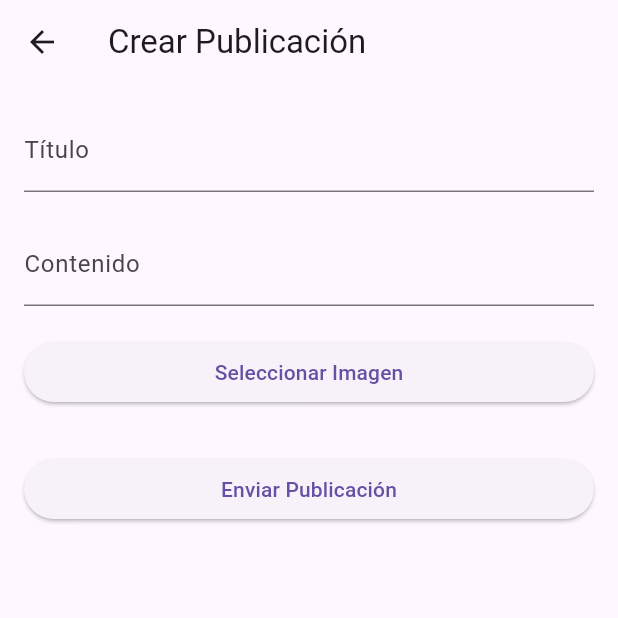
After one commit to andresjuarez1/Social-network-app, a Flutter app: the LandingPage screen opened directly, after a tap on "Crear Post", on a phone screen of 412 x 824 dp, the top half of it. The commit adds this screen. Run offline on Flutter 3.47's test engine with Material 3 defaults, Android fonts, the phone set to English and light mode, and no system bars; our stand-ins replace image_picker.

Commit message:
create post

```diff
--- /dev/null
+++ b/lib/createPost/create_post_page.dart
@@ -0,0 +1,90 @@
+import 'dart:io';
+
+import 'package:flutter/material.dart';
+import 'package:image_picker/image_picker.dart';
+
+class CreatePostPage extends StatefulWidget {
+  @override
+  _CreatePostPageState createState() => _CreatePostPageState();
+}
+
+class _CreatePostPageState extends State<CreatePostPage> {
+  final TextEditingController _titleController = TextEditingController();
+  final TextEditingController _contentController = TextEditingController();
+  File? _image;
+  final picker = ImagePicker();
+
+  Future getImage() async {
+    final pickedFile = await picker.pickImage(source: ImageSource.gallery);
+
+    setState(() {
+      if (pickedFile != null) {
+        _image = File(pickedFile.path);
+      } else {
+        print('No se seleccionó ninguna imagen.');
+      }
+    });
+  }
+
+  void _submitPost() {
+    // Enviar la publicación al servidor
+    String title = _titleController.text;
+    String content = _contentController.text;
+
+    if (_image != null) {
+      print('Ruta de la imagen: ${_image!.path}');
+    }
+
+    print('Título: $title');
+    print('Contenido: $content');
+    Navigator.pop(context);
+  }
+
+  @override
+  Widget build(BuildContext context) {
+    return Scaffold(
+      appBar: AppBar(
+        title: Text('Crear Publicación'),
+      ),
+      body: Padding(
+        padding: const EdgeInsets.all(16.0),
+        child: Column(
+          crossAxisAlignment: CrossAxisAlignment.stretch,
+          children: [
+            TextFormField(
+              controller: _titleController,
+              decoration: InputDecoration(
+                labelText: 'Título',
+              ),
+            ),
+            SizedBox(height: 20),
+            TextFormField(
+              controller: _contentController,
+              decoration: InputDecoration(
+                labelText: 'Contenido',
+              ),
+              maxLines: null,
+            ),
+            SizedBox(height: 20),
+            ElevatedButton(
+              onPressed: getImage,
+              child: Text('Seleccionar Imagen'),
+            ),
+            SizedBox(height: 10),
+            _image != null
+                ? Image.file(
+                    _image!,
+                    height: 150,
+                  )
+                : SizedBox(),
+            SizedBox(height: 20),
+            ElevatedButton(
+              onPressed: _submitPost,
+              child: Text('Enviar Publicación'),
+            ),
+          ],
+        ),
+      ),
+    );
+  }
+}
--- a/lib/landing/landing.dart
+++ b/lib/landing/landing.dart
@@ -1,5 +1,6 @@
 import 'package:flutter/material.dart';
 import 'package:c2_movil/login/login_page.dart';
+import 'package:c2_movil/createPost/create_post_page.dart';
 
 class LandingPage extends StatelessWidget {
   void _navigateToLoginPage(BuildContext context) {
@@ -9,13 +10,75 @@ class LandingPage extends StatelessWidget {
     );
   }
 
+  void _navigateToCreatePage(BuildContext context) {
+    Navigator.push(
+      context,
+      MaterialPageRoute(builder: (context) => CreatePostPage()),
+    );
+  }
+
   @override
   Widget build(BuildContext context) {
     return Scaffold(
-      body: Center(
-        child: ElevatedButton(
-          onPressed: () => _navigateToLoginPage(context),
-          child: Text('Ir a Login'),
+      body: Padding(
+        padding: const EdgeInsets.all(16.0),
+        child: Column(
+          mainAxisAlignment: MainAxisAlignment.start,
+          crossAxisAlignment: CrossAxisAlignment.center,
+          children: [
+            SizedBox(height: 50),
+            Text(
+              'Feed',
+              style: TextStyle(
+                fontSize: 24,
+                fontWeight: FontWeight.bold,
+              ),
+            ),
+            SizedBox(height: 20),
+            Center(
+              child: ElevatedButton(
+                onPressed: () => _navigateToCreatePage(context),
+                child: Text('Crear Post'),
+              ),
+            ),
+            SizedBox(height: 20),
+            Container(
+              color: Colors.blue,
+              padding: EdgeInsets.all(16.0),
+              child: Column(
+                children: [
+                  Image.asset(
+                    'assets/messi.jpg',
+                    fit: BoxFit.cover,
+                  ),
+                  SizedBox(height: 5),
+                  Text(
+                    'Titulo',
+                    style: TextStyle(
+                      fontSize: 16,
+                      color: Colors.white,
+                    ),
+                  ),
+                  SizedBox(height: 10),
+                  Text(
+                    'Esta es una descripción de la imagen de Messi.',
+                    style: TextStyle(
+                      fontSize: 13,
+                      color: Colors.white,
+                    ),
+                  ),
+                ],
+              ),
+            ),
+            Spacer(),
+            Center(
+              child: ElevatedButton(
+                onPressed: () => _navigateToLoginPage(context),
+                child: Text('Ir a Login'),
+              ),
+            ),
+            Spacer(),
+          ],
         ),
       ),
     );
--- a/lib/register/register_page.dart
+++ b/lib/register/register_page.dart
@@ -35,7 +35,7 @@ class RegistrationPage extends StatelessWidget {
             child: Column(
               mainAxisAlignment: MainAxisAlignment.center,
               children: <Widget>[
-                SizedBox(height: 220),
+                SizedBox(height: 200),
                 TextFormField(
                   controller: _usernameController,
                   decoration: InputDecoration(
@@ -48,6 +48,7 @@ class RegistrationPage extends StatelessWidget {
                     return null;
                   },
                 ),
+                SizedBox(height: 10),
                 TextFormField(
                   controller: _emailController,
                   decoration: InputDecoration(
@@ -60,6 +61,7 @@ class RegistrationPage extends StatelessWidget {
                     return null;
                   },
                 ),
+                SizedBox(height: 10),
                 TextFormField(
                   controller: _passwordController,
                   decoration: InputDecoration(
@@ -73,7 +75,7 @@ class RegistrationPage extends StatelessWidget {
                     return null;
                   },
                 ),
-                SizedBox(height: 20),
+                SizedBox(height: 10),
                 TextFormField(
                   controller: _confirmPasswordController,
                   decoration: InputDecoration(
--- a/pubspec.yaml
+++ b/pubspec.yaml
@@ -30,6 +30,7 @@ environment:
 dependencies:
   flutter:
     sdk: flutter
+  image_picker: ^1.1.2
 
 
   # The following adds the Cupertino Icons font to your application.
@@ -45,13 +46,15 @@ dev_dependencies:
   # activated in the `analysis_options.yaml` file located at the root of your
   # package. See that file for information about deactivating specific lint
   # rules and activating additional ones.
-  flutter_lints: ^3.0.0
+  flutter_lints: ^4.0.0
 
 # For information on the generic Dart part of this file, see the
 # following page: https://dart.dev/tools/pub/pubspec
 
 # The following section is specific to Flutter packages.
 flutter:
+  assets:
+    - assets/
 
   # The following line ensures that the Material Icons font is
   # included with your application, so that you can use the icons in
```
Also changed, not shown: assets/messi.jpg (added), pubspec.lock, 5 other files.
